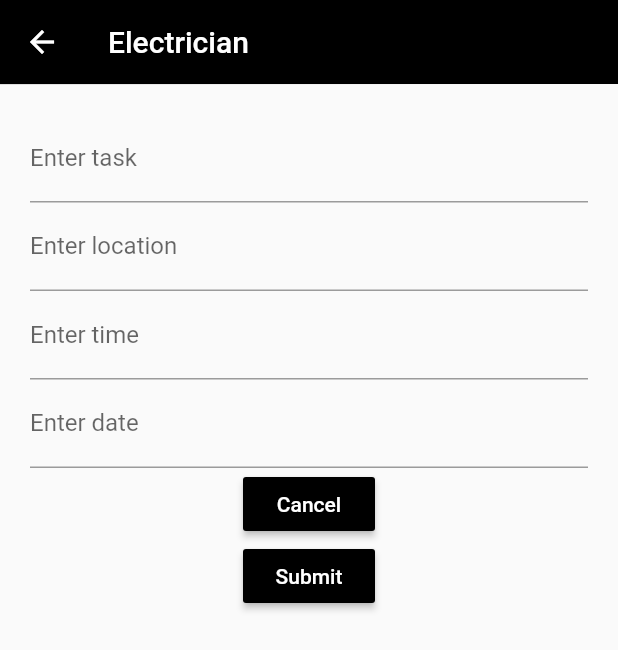
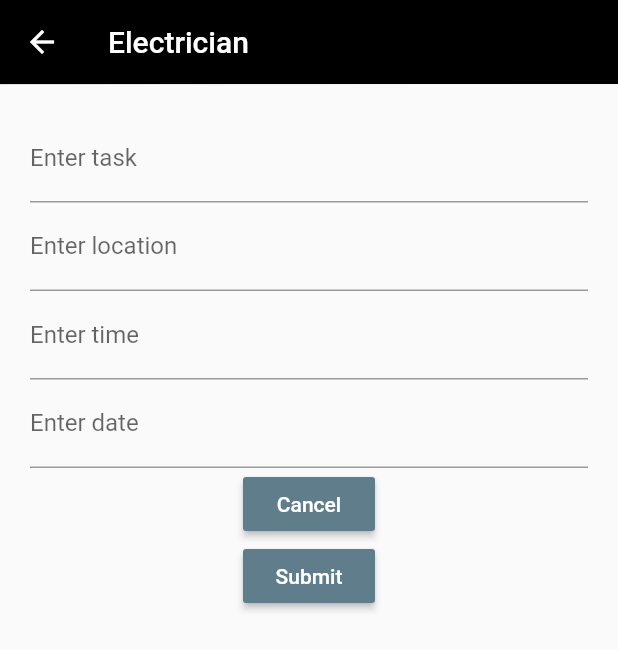
Before and after one commit to ashutoshjak/Jobapp, a Flutter app: the Electrician screen opened directly, on a phone screen of 412 x 824 dp. Shown: the top 650 px of the screen. Run offline on Flutter 3.47's test engine with Material 2 defaults, Android fonts, the phone set to English and light mode, and no system bars; our stand-ins replace carousel_pro.

Commit message:
changes in electricain

```diff
--- a/lib/pages/electrician.dart
+++ b/lib/pages/electrician.dart
@@ -37,12 +37,12 @@ class _ElectricianState extends State<Electrician> {
                       ),
 
                       new RaisedButton(
-                        color: Colors.black,
+                        color: Colors.blueGrey,
                         onPressed: (){},
                         child: new Text('Cancel',style: TextStyle(color: Colors.white),),
                       ),
                       new RaisedButton(
-                        color: Colors.black,
+                        color: Colors.blueGrey,
                         onPressed: (){},
                         child: new Text('Submit',style: TextStyle(color: Colors.white),),
                       ),
@@ -50,7 +50,6 @@ class _ElectricianState extends State<Electrician> {
                   ),
                 ),
               )
-
             ],
           ),
         ),
```
